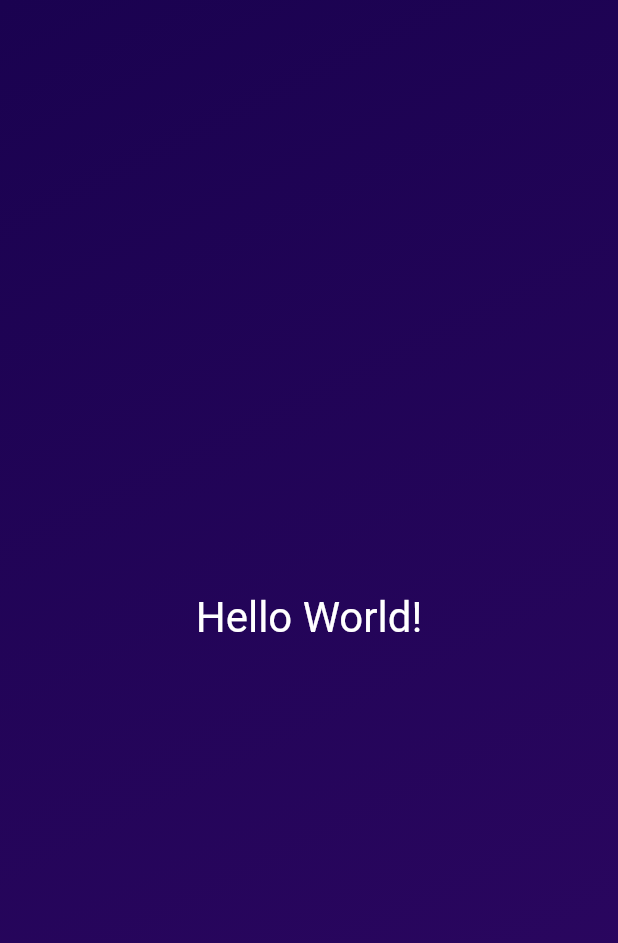
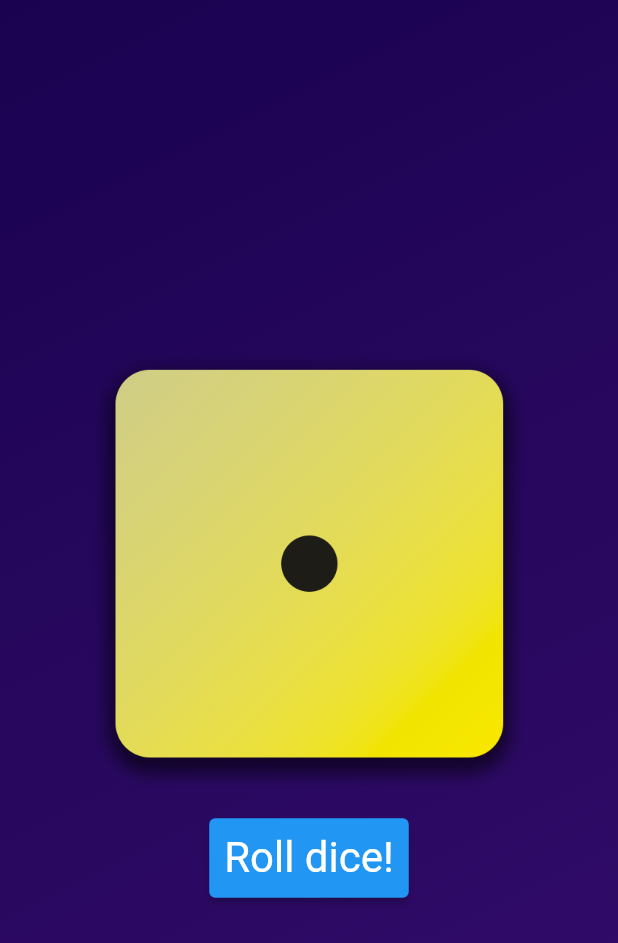
Before and after one commit to BernardoCanul/MyFirstFlutterApp, a Flutter app: the screen it shows after launch, on a phone screen of 412 x 824 dp. Shown: the top 943 px of the screen. Run offline on Flutter 3.47's test engine with Material 2 defaults, Android fonts, the phone set to English and light mode, and no system bars.

Commit message:
Images added and app finished

```diff
--- /dev/null
+++ b/lib/dice_roller.dart
@@ -0,0 +1,44 @@
+import 'package:flutter/material.dart';
+import 'dart:math';
+
+class DiceRoller extends StatefulWidget {
+  const DiceRoller({super.key});
+
+  @override
+  State<DiceRoller> createState() => _DiceRollerState();
+}
+
+class _DiceRollerState extends State<DiceRoller> {
+  var activeDiceImage = 'assets/images/dice-1.png';
+
+  void rollDice() {
+    var diceImg = Random().nextInt(6) + 1;
+    setState(() {
+      activeDiceImage = 'assets/images/dice-$diceImg.png';
+    });
+  }
+
+  @override
+  Widget build(BuildContext context) {
+    return Column(
+      mainAxisSize: MainAxisSize.min,
+      children: [
+        Image.asset(
+          activeDiceImage,
+          width: 300,
+        ),
+        const SizedBox(
+          height: 20,
+        ),
+        ElevatedButton(
+          onPressed: rollDice,
+          style: TextButton.styleFrom(
+              padding: const EdgeInsets.all(10),
+              foregroundColor: Colors.white,
+              textStyle: const TextStyle(fontSize: 28)),
+          child: Text("Roll dice!"),
+        ),
+      ],
+    );
+  }
+}
--- a/lib/gradient_container.dart
+++ b/lib/gradient_container.dart
@@ -1,24 +1,27 @@
 import 'package:flutter/material.dart';
 import 'package:my_first_app/styled_text.dart';
+import 'package:my_first_app/dice_roller.dart';
+
+const startAlignment = Alignment.topLeft;
+const endAlignment = Alignment.bottomRight;
 
 class GradiantContainer extends StatelessWidget {
-  const GradiantContainer({key}) : super(key: key);
+  GradiantContainer(this.colors, {super.key});
+
+  List<Color> colors;
 
   @override
   Widget build(context) {
     return Container(
-      decoration: const BoxDecoration(
+      decoration: BoxDecoration(
         gradient: LinearGradient(
-          colors: [
-            Color.fromARGB(255, 26, 2, 80),
-            Color.fromARGB(255, 45, 7, 98),
-          ],
-          begin: Alignment.topLeft,
-          end: Alignment.bottomRight,
+          colors: colors,
+          begin: startAlignment,
+          end: endAlignment,
         ),
       ),
-      child: const Center(
-        child: StyledText(),
+      child: Center(
+        child: DiceRoller(),
       ),
     );
   }
--- a/lib/main.dart
+++ b/lib/main.dart
@@ -1,11 +1,16 @@
 import 'package:flutter/material.dart';
 import 'package:my_first_app/gradient_container.dart';
 
+const List<Color> colors = [
+  Color.fromARGB(255, 26, 2, 80),
+  Color.fromARGB(225, 45, 7, 98)
+];
+
 void main() {
   runApp(
-    const MaterialApp(
+    MaterialApp(
       home: Scaffold(
-        body: GradiantContainer(),
+        body: GradiantContainer(colors),
         backgroundColor: Colors.deepPurple,
       ),
     ),
--- a/lib/styled_text.dart
+++ b/lib/styled_text.dart
@@ -1,13 +1,15 @@
 import 'package:flutter/material.dart';
 
 class StyledText extends StatelessWidget {
-  const StyledText({super.key});
+  const StyledText(this.text, {super.key});
+
+  final String text;
 
   @override
   Widget build(BuildContext context) {
-    return const Text(
-      "Hello World!",
-      style: TextStyle(
+    return Text(
+      text,
+      style: const TextStyle(
         color: Colors.white,
         fontSize: 28,
       ),
```
Also changed, not shown: pubspec.yaml (+7 -1 lines), assets/images/dice-1.png (added), assets/images/dice-2.png (added), assets/images/dice-3.png (added), assets/images/dice-4.png (added), assets/images/dice-5.png (added), assets/images/dice-6.png (added).
